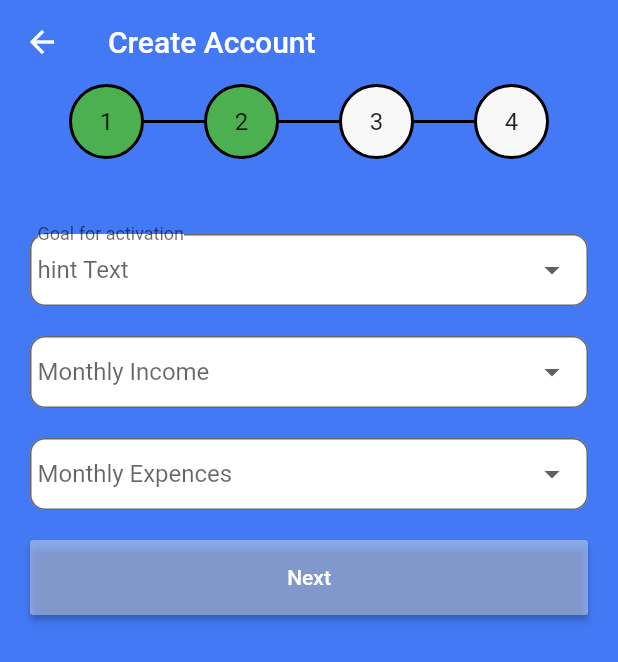
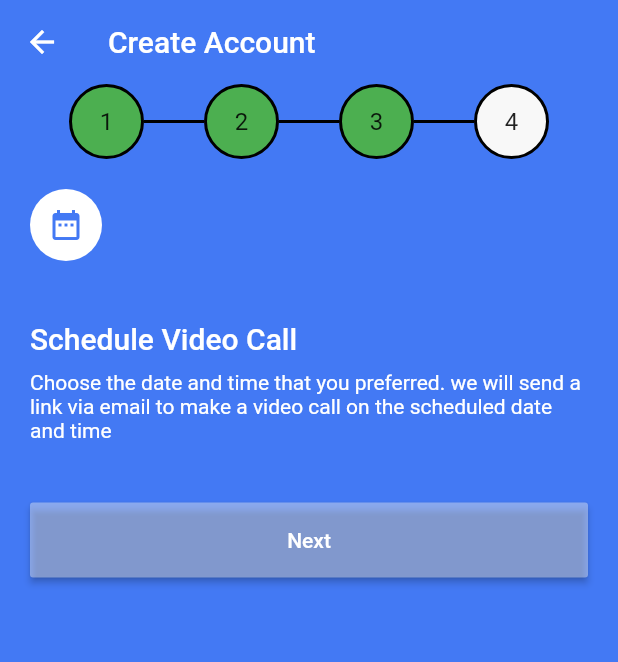
Before and after one commit to NSAnant/gin_demo, a Flutter app: the screen it shows after launch, on a phone screen of 412 x 824 dp. Shown: the top 662 px of the screen. Run offline on Flutter 3.47's test engine with Material 2 defaults, Android fonts, the phone set to English and light mode, and no system bars.

Commit message:
WIP video call page

```diff
--- a/lib/pages/home_page.dart
+++ b/lib/pages/home_page.dart
@@ -4,6 +4,7 @@ import 'package:flutter/material.dart';
 import 'package:gin_app/pages/email_page.dart';
 import 'package:gin_app/pages/info_page.dart';
 import 'package:gin_app/pages/password_page.dart';
+import 'package:gin_app/pages/video_call_page.dart';
 import 'package:gin_app/wigets/custom_widget.dart';
 
 class MyHomePage extends StatefulWidget {
@@ -15,7 +16,7 @@ class MyHomePage extends StatefulWidget {
 
 class _MyHomePageState extends State<MyHomePage> {
   int _numberOfSteps = 4;
-  int _currentStep = 3;
+  int _currentStep = 4;
   @override
   Widget build(BuildContext context) {
     return Scaffold(
@@ -78,6 +79,8 @@ class _MyHomePageState extends State<MyHomePage> {
             _currentStep = 4;
           });
         });
+      case 4:
+        return Video_Page();
     }
   }
 
--- a/lib/pages/info_page.dart
+++ b/lib/pages/info_page.dart
@@ -18,7 +18,10 @@ class _Info_pageState extends State<Info_page> {
 
   @override
   void initState() {
-    // TODO: implement initState
+//    // TODO: implement initState
+//    activationReason = "- Choose Option -";
+//    income = "- Choose Option -";
+//    exp = "- Choose Option -";
     super.initState();
   }
 
@@ -32,9 +35,13 @@ class _Info_pageState extends State<Info_page> {
           mainAxisAlignment: MainAxisAlignment.center,
           crossAxisAlignment: CrossAxisAlignment.stretch,
           children: <Widget>[
-            DropdownButtonFormField(
+            Container(
+              padding: EdgeInsets.only(top: 2, bottom: 2),
+              decoration: BoxDecoration(
+                  color: Colors.white, borderRadius: BorderRadius.circular(5)),
+              child: DropdownButtonFormField(
                 validator: (value) {
-                return value == null
+                  return value == null || value == "- Choose Option -"
                       ? "Please Select Goal for activation"
                       : null;
                 },
@@ -42,22 +49,12 @@ class _Info_pageState extends State<Info_page> {
                 decoration: InputDecoration(
                   hintText: 'hint Text',
                   labelText: 'Goal for activation',
-                border: OutlineInputBorder(
-                  borderRadius: BorderRadius.circular(10),
-                  gapPadding: 0,
-                ),
                   contentPadding: EdgeInsets.all(5),
                   fillColor: Colors.white,
                   filled: true,
                 ),
-              items: [
-                "- Choose Option -",
-                "Marriage",
-                "House",
-                "Car",
-                "Bike",
-                "Traval"
-              ].map((value) {
+                items:
+                    ["Marriage", "House", "Car", "Bike", "Traval"].map((value) {
                   return DropdownMenuItem<String>(
                     child: Text('$value'),
                     value: value,
@@ -70,10 +67,13 @@ class _Info_pageState extends State<Info_page> {
                 },
                 value: activationReason,
               ),
+            ),
             UIHelper.smallVerticalSpace,
             DropdownButtonFormField(
               validator: (value) {
-                return value == null ? "Please Select Monthly Income" : null;
+                return value == null || value == "- Choose Option -"
+                    ? "Please Select Monthly Income"
+                    : null;
               },
               isDense: true,
               decoration: InputDecoration(
@@ -87,7 +87,6 @@ class _Info_pageState extends State<Info_page> {
                   fillColor: Colors.white,
                   filled: true),
               items: [
-                "- Choose Option -",
                 "1000 - 5,000",
                 "5000 - 10,000",
                 "10,000 - 20,000",
@@ -111,7 +110,9 @@ class _Info_pageState extends State<Info_page> {
             UIHelper.smallVerticalSpace,
             DropdownButtonFormField(
               validator: (value) {
-                return value == null ? "Please Select Monthly Expences" : null;
+                return value == null || value == "- Choose Option -"
+                    ? "Please Select Monthly Expences"
+                    : null;
               },
               isDense: true,
               decoration: InputDecoration(
@@ -126,7 +127,6 @@ class _Info_pageState extends State<Info_page> {
                   fillColor: Colors.white,
                   filled: true),
               items: [
-                "- Choose Option -",
                 "300 - 1,000",
                 "1000 - 5000",
                 "5,000 - 10,000",
--- a/lib/pages/password_page.dart
+++ b/lib/pages/password_page.dart
@@ -227,7 +227,7 @@ class _Password_pageState extends State<Password_page> {
         str = "Weak";
         break;
       case 1:
-        str = "Weak";
+        str = "Very Weak";
         break;
       case 0:
         str = "";
--- /dev/null
+++ b/lib/pages/video_call_page.dart
@@ -0,0 +1,61 @@
+import 'package:flutter/cupertino.dart';
+import 'package:flutter/material.dart';
+import 'package:gin_app/Helper/UIHelper.dart';
+import 'package:gin_app/main.dart';
+
+class Video_Page extends StatefulWidget {
+  final VoidCallback onStepCompletion;
+  const Video_Page({Key key, this.onStepCompletion}) : super(key: key);
+  @override
+  _Video_PageState createState() => _Video_PageState();
+}
+
+class _Video_PageState extends State<Video_Page> {
+  @override
+  Widget build(BuildContext context) {
+    return Container(
+      padding: EdgeInsets.all(20),
+      child: Column(
+        mainAxisAlignment: MainAxisAlignment.start,
+        crossAxisAlignment: CrossAxisAlignment.start,
+        children: <Widget>[
+          Container(
+            decoration:
+                BoxDecoration(shape: BoxShape.circle, color: Colors.white),
+            child: IconButton(
+              icon: Icon(
+                Icons.date_range,
+                color: AppColors.bgBlue,
+              ),
+              onPressed: () {},
+            ),
+          ),
+          UIHelper.MediumVerticalSpace,
+          Text(
+            'Schedule Video Call',
+            style: Theme.of(context).textTheme.title.apply(color: Colors.white),
+          ),
+          UIHelper.verySmallVerticalSpace,
+          Text(
+            'Choose the date and time that you preferred. we will send a link via email to make a video call on the scheduled date and time',
+            style: Theme.of(context).textTheme.body1.apply(color: Colors.white),
+          ),
+          UIHelper.MediumVerticalSpace,
+          SizedBox(
+            height: 50,
+            width: double.infinity,
+            child: RaisedButton(
+              textColor: Colors.white,
+              color: AppColors.bgWhite.withOpacity(0.4),
+              onPressed: () {
+                // check validity and call..
+                widget.onStepCompletion();
+              },
+              child: Text('Next'),
+            ),
+          ),
+        ],
+      ),
+    );
+  }
+}
```
Lines whose indentation alone changed are shown as unchanged.
